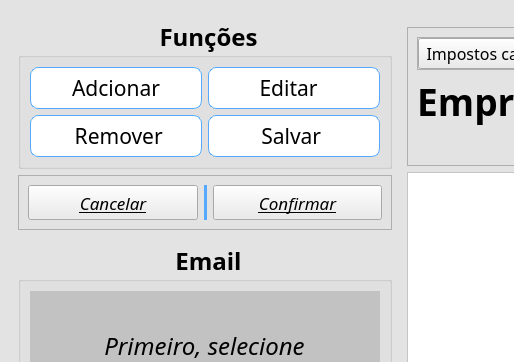
This is src/ui/window_pend.ui in DeltaPrice-Pedro/Pendencias_Contabeis as Qt 5 draws it before an edit; both pictures show x 0 to 514 and y 0 to 362 of the 919 by 659 pixel window. The edited form follows.
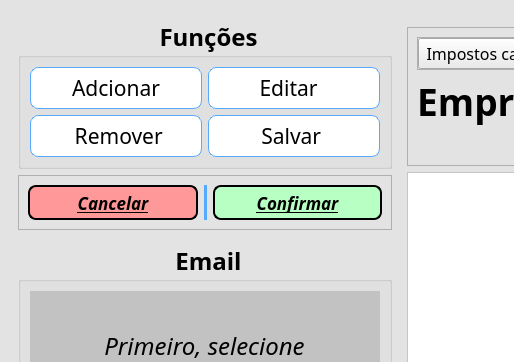
This is the edited form. Icons and pictures are not drawn.

Commit message: updt oper buttons

What changed in the file:
```diff
--- a/src/ui/window_pend.ui
+++ b/src/ui/window_pend.ui
@@ -7,7 +7,7 @@
     <x>0</x>
     <y>0</y>
     <width>847</width>
-    <height>626</height>
+    <height>628</height>
    </rect>
   </property>
   <property name="windowTitle">
@@ -203,11 +203,15 @@
                <family>Tw Cen MT</family>
                <pointsize>13</pointsize>
                <italic>true</italic>
+               <bold>true</bold>
                <underline>true</underline>
               </font>
              </property>
              <property name="styleSheet">
-              <string notr="true">background-color: rgb(235, 235, 235);</string>
+              <string notr="true">background-color: rgb(255, 153, 153);
+border: 2px solid black;
+padding: 5px;
+border-radius: 8px;</string>
              </property>
              <property name="text">
               <string>Cancelar</string>
@@ -249,11 +253,15 @@
                <family>Tw Cen MT</family>
                <pointsize>13</pointsize>
                <italic>true</italic>
+               <bold>true</bold>
                <underline>true</underline>
               </font>
              </property>
              <property name="styleSheet">
-              <string notr="true">background-color: rgb(235, 235, 235);</string>
+              <string notr="true">background-color: rgb(183, 255, 194);
+border: 2px solid black;
+padding: 5px;
+border-radius: 8px;</string>
              </property>
              <property name="text">
               <string>Confirmar</string>
```
Left out of the diff: 6 changed lines with no effect on the pictures. The commit also changes 2 other files.
